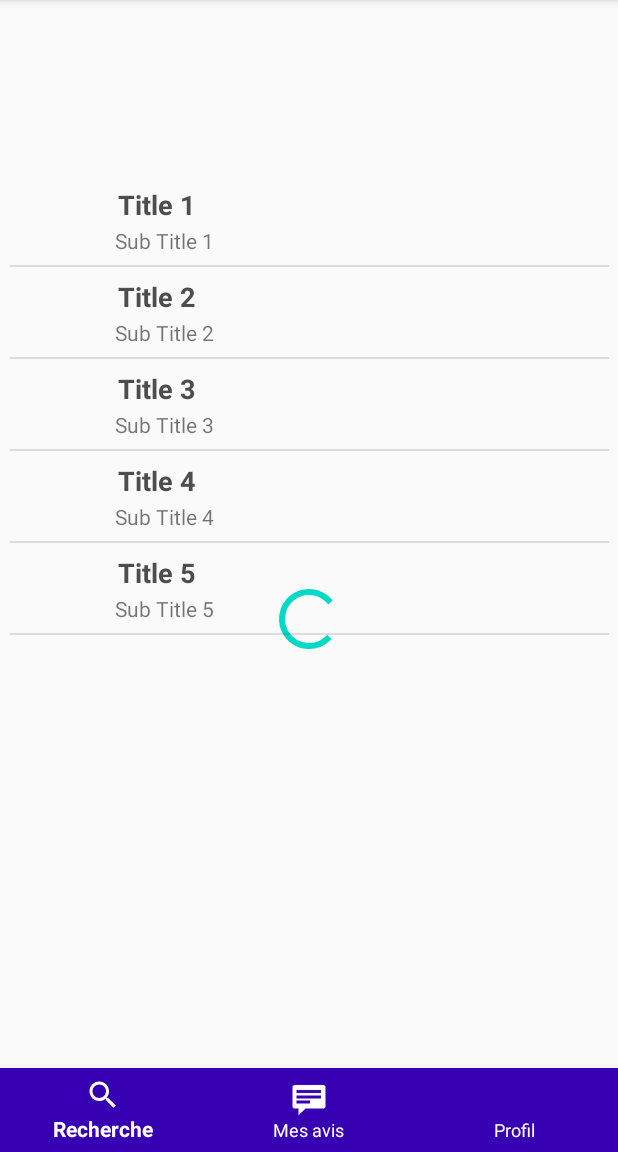
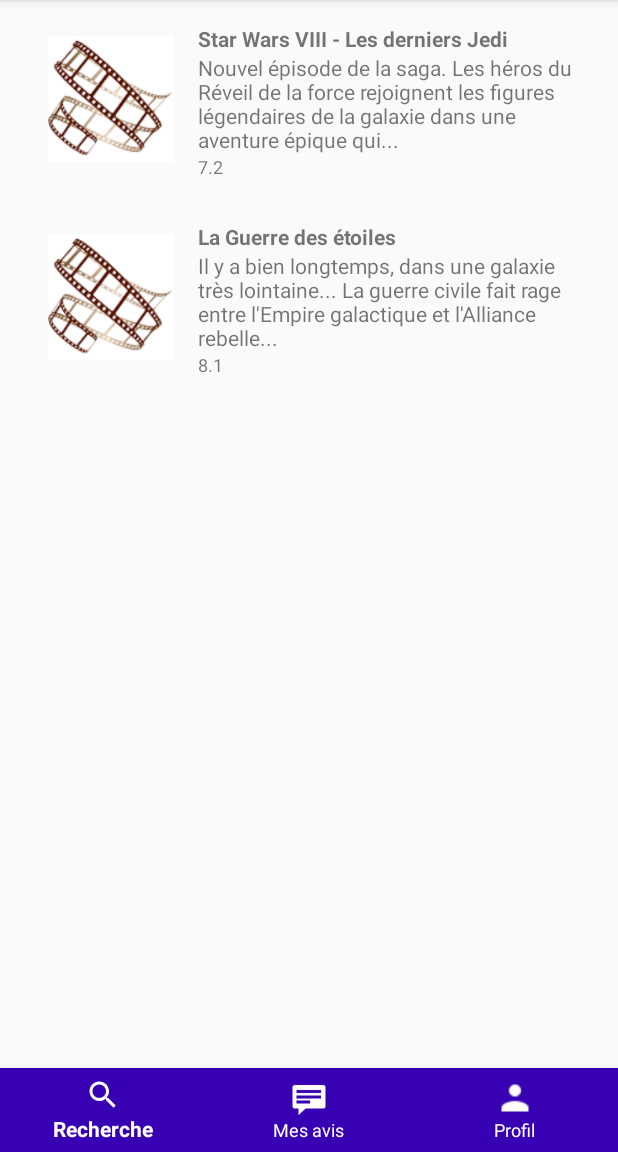
Before and after one commit to stephane-aze/MovieAdvisor, an Android app: the MainActivity screen opened directly, with no data from a screen before it, on a phone screen of 412 x 824 dp, the part 84-1236 px from its top. Run offline under Robolectric (Android 15) with nearby library versions, the phone set to English and light mode, and no system bars; 1 statement that could not run was skipped.

Commit message:
Ajout liste des films

```diff
--- a/app/src/main/java/com/masterAljAAR/films/ListViewFilm.kt
+++ b/app/src/main/java/com/masterAljAAR/films/ListViewFilm.kt
@@ -1,35 +1,60 @@
 package com.masterAljAAR.films
 import android.app.Activity
+import android.view.LayoutInflater
 import android.view.View
 import android.view.ViewGroup
 import android.widget.ArrayAdapter
 import android.widget.ImageView
 import android.widget.TextView
+import androidx.recyclerview.widget.RecyclerView
+import org.json.JSONArray
+import org.json.JSONObject
 
 
-class ListViewFilm(
-    private val context: Activity,
-    private val maintitle: Array<String>,
-    private val subtitle: Array<String>,
-    private val imgid: Array<Int>
-) :
-    ArrayAdapter<String?>(context, R.layout.mylist, maintitle) {
-    override fun getView(
-        position: Int,
-        view: View?,
-        parent: ViewGroup
-    ): View {
-        val inflater = context.layoutInflater
-        val rowView: View = inflater.inflate(R.layout.mylist, null, true)
-        val titleText = rowView.findViewById<View>(R.id.title) as TextView
-        val imageView =
-            rowView.findViewById<View>(R.id.icon) as ImageView
-        val subtitleText =
-            rowView.findViewById<View>(R.id.subtitle) as TextView
-        titleText.text = maintitle[position]
-        imageView.setImageResource(imgid[position])
-        subtitleText.text = subtitle[position]
-        return rowView
+class ListViewFilm(private val list: List<Movie>) :
+    RecyclerView.Adapter<MovieViewHolder>() {
+
+    override fun onCreateViewHolder(parent: ViewGroup,
+                                    viewType: Int): MovieViewHolder{
+        val inflater = LayoutInflater.from(parent.context)
+        return MovieViewHolder(inflater, parent)
+    }
+
+    // Replace the contents of a view (invoked by the layout manager)
+    override fun onBindViewHolder(holder: MovieViewHolder, position: Int) {
+        val movie: Movie = list[position]
+        holder.bind(movie)
+    }
+
+    // Return the size of your dataset (invoked by the layout manager)
+    override fun getItemCount(): Int = list.size
+
+
+}
+
+class MovieViewHolder(inflater: LayoutInflater, parent: ViewGroup) :
+    RecyclerView.ViewHolder(inflater.inflate(R.layout.mylist, parent, false)) {
+    private var mTitleView: TextView? = null
+    private var mDescriptionView: TextView? = null
+    private var mImageView: TextView? = null
+    private var mNoteView: TextView? = null
+
+
+    init {
+        mTitleView = itemView.findViewById(R.id.list_title)
+        mDescriptionView = itemView.findViewById(R.id.list_description)
+        //mImageView = itemView.findViewById(R.id.list_image)
+        mNoteView = itemView.findViewById(R.id.list_note)
+
+
+    }
+
+    fun bind(movie: Movie) {
+        mTitleView?.text = movie.title
+        mDescriptionView?.text = movie.description
+        //mImageView?.text = movie.image
+        mNoteView?.text = movie.note.toString()
+
     }
 
 }
--- a/app/src/main/java/com/masterAljAAR/films/MainActivity.kt
+++ b/app/src/main/java/com/masterAljAAR/films/MainActivity.kt
@@ -30,32 +30,21 @@ class MainActivity : AppCompatActivity() {
     lateinit var list: ListView
     private lateinit var preferenceHelper: PreferenceHelper
 
-    var maintitle = arrayOf(
-        "Title 1", "Title 2",
-        "Title 3", "Title 4",
-        "Title 5"
-    )
-
-    var subtitle = arrayOf(
-        "Sub Title 1", "Sub Title 2",
-        "Sub Title 3", "Sub Title 4",
-        "Sub Title 5"
-    )
-
-    var imgid = arrayOf<Int>(
-
-    )
     private val mOnNavigationItemSelectedListener = BottomNavigationView.OnNavigationItemSelectedListener {
             item->when(item.itemId){
                 R.id.app_bar_search -> {
                     replaceFragment(SearchFragment())
-                    println("Ok Search")
                     return@OnNavigationItemSelectedListener true
                 }
                 R.id.messages -> {
                     println("Ok feefe")
                     return@OnNavigationItemSelectedListener true
                 }
+                R.id.profiles -> {
+                    replaceFragment(ProfilesFragment())
+                    return@OnNavigationItemSelectedListener true
+                }
+
             }
         return@OnNavigationItemSelectedListener false
     }
@@ -67,12 +56,13 @@ class MainActivity : AppCompatActivity() {
         bottom_nav.setOnNavigationItemSelectedListener(mOnNavigationItemSelectedListener)
 
         preferenceHelper = PreferenceHelper(this)
+
         if (!preferenceHelper.getIsLogin()) {
             val intent = Intent(applicationContext, HomeActivity::class.java)
             startActivity(intent)
             finish()/**/
         }
-
+     /**/
 
     /*handler = Handler(Handler.Callback {
         if (isStarted) {
@@ -86,49 +76,8 @@ class MainActivity : AppCompatActivity() {
     })
 
     handler?.sendEmptyMessage(0)*/
+            replaceFragment(SearchFragment())
 
-val adapter = ListViewFilm(this, maintitle, subtitle, imgid)
-list = findViewById<View>(R.id.list) as ListView
-list.adapter = adapter
-
-
-list.onItemClickListener =
-    OnItemClickListener { parent, view, position, id ->
-        // TODO Auto-generated method stub
-        if (position == 0) {
-            //code specific to first list item
-            Toast.makeText(
-                applicationContext,
-                "Place Your First Option Code",
-                Toast.LENGTH_SHORT
-            ).show()
-        } else if (position == 1) {
-            //code specific to 2nd list item
-            Toast.makeText(
-                applicationContext,
-                "Place Your Second Option Code",
-                Toast.LENGTH_SHORT
-            ).show()
-        } else if (position == 2) {
-            Toast.makeText(
-                applicationContext,
-                "Place Your Third Option Code",
-                Toast.LENGTH_SHORT
-            ).show()
-        } else if (position == 3) {
-            Toast.makeText(
-                applicationContext,
-                "Place Your Forth Option Code",
-                Toast.LENGTH_SHORT
-            ).show()
-        } else if (position == 4) {
-            Toast.makeText(
-                applicationContext,
-                "Place Your Fifth Option Code",
-                Toast.LENGTH_SHORT
-            ).show()
-        }
-    }
     }
     private fun replaceFragment(fragment: Fragment){
     val fragmentTransaction = supportFragmentManager.beginTransaction()
@@ -146,19 +95,20 @@ return true
     override fun onOptionsItemSelected(item: MenuItem): Boolean {
         return when (item.itemId) {
             R.id.action_logout -> {
-            preferenceHelper.putIsLogin(false)
-            val intent = Intent(this, MainActivity::class.java)
-            intent.addFlags(Intent.FLAG_ACTIVITY_CLEAR_TASK or Intent.FLAG_ACTIVITY_NEW_TASK)
-            startActivity(intent)
-            finish()
+                    logout()
 
                 true
             }
             else -> super.onOptionsItemSelected(item)
         }
     }/**/
-/*override fun logout(menu: Menu?): Boolean{
-return false
-}*/
+     fun logout() {
+
+        preferenceHelper!!.putIsLogin(false)
+                val intent = Intent(applicationContext, MainActivity::class.java)
+                startActivity(intent)
+                finish()
 
     }
+
+}
--- a/app/src/main/java/com/masterAljAAR/films/SearchFragment.kt
+++ b/app/src/main/java/com/masterAljAAR/films/SearchFragment.kt
@@ -1,59 +1,77 @@
 package com.masterAljAAR.films
 
 import android.os.Bundle
-import androidx.fragment.app.Fragment
 import android.view.LayoutInflater
 import android.view.View
 import android.view.ViewGroup
+import androidx.fragment.app.Fragment
+import androidx.recyclerview.widget.LinearLayoutManager
+import androidx.recyclerview.widget.RecyclerView
+import org.json.JSONArray
+import org.json.JSONObject
+import kotlinx.android.synthetic.main.fragment_search.*
 
-// TODO: Rename parameter arguments, choose names that match
-// the fragment initialization parameters, e.g. ARG_ITEM_NUMBER
-private const val ARG_PARAM1 = "param1"
-private const val ARG_PARAM2 = "param2"
+data class Movie(val title: String, val description: String, val note: Double, val image: String )
 
-/**
- * A simple [Fragment] subclass.
- * Use the [SearchFragment.newInstance] factory method to
- * create an instance of this fragment.
- */
 class SearchFragment : Fragment() {
-    // TODO: Rename and change types of parameters
-    private var param1: String? = null
-    private var param2: String? = null
+
+    private lateinit var rootView: View
+    private lateinit var recyclerView: RecyclerView
+
+    private val nicCageMovies = listOf(
+        Movie("Star Wars VIII - Les derniers Jedi",
+            "Nouvel épisode de la saga. Les héros du Réveil de la force rejoignent les figures légendaires de la galaxie dans une aventure épique qui...",
+            7.2,""),
+        Movie("La Guerre des étoiles",
+            "Il y a bien longtemps, dans une galaxie très lointaine... La guerre civile fait rage entre l'Empire galactique et l'Alliance rebelle...",
+            8.1, "")
+
+    )
+     fun getData(): JSONArray {
+       val jsonArray: JSONArray = JSONArray("""[
+        {
+          id:181808,
+          vote_average:7.2,
+          title:"Star Wars VIII - Les derniers Jedi",
+          poster_path:"",
+          original_title:"Star Wars: The Last Jedi",
+          overview:"Nouvel épisode de la saga. Les héros du Réveil de la force rejoignent les figures légendaires de la galaxie dans une aventure épique qui révèle des secrets ancestraux sur la Force et entraîne de choquantes révélations sur le passé…",
+          release_date:"2017-12-13"
+        },
+        {
+          id:181809,
+          vote_average:8.1,
+          title:"La Guerre des étoiles",
+          poster_path:"",
+          original_title:"Star Wars",
+          overview:"Il y a bien longtemps, dans une galaxie très lointaine... La guerre civile fait rage entre l'Empire galactique et l'Alliance rebelle. Capturée par les troupes de choc de l'Empereur menées par le sombre et impitoyable Dark Vador, la princesse Leia Organa dissimule les plans de l’Étoile Noire, une station spatiale invulnérable, à son droïde R2-D2 avec pour mission de les remettre au Jedi Obi-Wan Kenobi. Accompagné de son fidèle compagnon, le droïde de protocole C-3PO, R2-D2 s'échoue sur la planète Tatooine et termine sa quête chez le jeune Luke Skywalker. Rêvant de devenir pilote mais confiné aux travaux de la ferme, ce dernier se lance à la recherche de ce mystérieux Obi-Wan Kenobi, devenu ermite au cœur des montagnes désertiques de Tatooine...",
+          release_date:"1977-05-25"
+        }
+    ]""")
+       return jsonArray
+    }
 
 override fun onCreate(savedInstanceState: Bundle?) {
    super.onCreate(savedInstanceState)
-        arguments?.let {
-            param1 = it.getString(ARG_PARAM1)
-            param2 = it.getString(ARG_PARAM2)
+   retainInstance = true
 }
-    }
-
 override fun onCreateView(
    inflater: LayoutInflater, container: ViewGroup?,
    savedInstanceState: Bundle?
 ): View? {
    // Inflate the layout for this fragment
    return inflater.inflate(R.layout.fragment_search, container, false)
+
+}
+override fun onViewCreated(view: View, savedInstanceState: Bundle?) {
+   super.onViewCreated(view, savedInstanceState)
+   listMoviesView.apply {
+       layoutManager = LinearLayoutManager(activity)
+       adapter = ListViewFilm(nicCageMovies)
+   }
 }
 
 companion object {
-        /**
-         * Use this factory method to create a new instance of
-         * this fragment using the provided parameters.
-         *
-         * @param param1 Parameter 1.
-         * @param param2 Parameter 2.
-         * @return A new instance of fragment SearchFragment.
-         */
-        // TODO: Rename and change types and number of parameters
-        @JvmStatic
-        fun newInstance(param1: String, param2: String) =
-            SearchFragment().apply {
-                arguments = Bundle().apply {
-                    putString(ARG_PARAM1, param1)
-                    putString(ARG_PARAM2, param2)
+   fun newInstance(): SearchFragment = SearchFragment()
 }
 }
-    }
-}
--- a/app/src/main/res/layout/activity_home.xml
+++ b/app/src/main/res/layout/activity_home.xml
@@ -65,14 +65,14 @@
         app:layout_constraintTop_toBottomOf="@+id/buttonLogin" />
 
     <Button
-        android:id="@+id/btnlogout"
-        android:text="@string/d_connexion"
+        android:id="@+id/btnTest"
         android:layout_width="wrap_content"
         android:layout_height="wrap_content"
         android:layout_marginBottom="60dp"
+        android:text="@string/d_connexion"
         app:layout_constraintBottom_toBottomOf="parent"
         app:layout_constraintEnd_toEndOf="parent"
-        app:layout_constraintHorizontal_bias="0.532"
+        app:layout_constraintHorizontal_bias="0.522"
         app:layout_constraintStart_toStartOf="parent" />
 
 </androidx.constraintlayout.widget.ConstraintLayout>
--- a/app/src/main/res/layout/activity_main.xml
+++ b/app/src/main/res/layout/activity_main.xml
@@ -17,6 +17,7 @@
         android:layout_height="0dp"
         android:layout_marginBottom="331dp"
         android:progressBackgroundTint="#FFFFFF"
+        android:visibility="invisible"
         app:layout_constraintBottom_toBottomOf="parent"
         app:layout_constraintEnd_toEndOf="parent"
         app:layout_constraintStart_toStartOf="parent" />
@@ -34,13 +35,6 @@
 
         android:layout_height="wrap_content" />
 
-    <ListView
-        android:id="@+id/list"
-        android:layout_width="399dp"
-        android:layout_height="595dp"
-        app:layout_constraintBottom_toTopOf="@+id/bottom_nav"
-        app:layout_constraintEnd_toEndOf="parent"
-        app:layout_constraintStart_toStartOf="parent" />
 
 
 </androidx.constraintlayout.widget.ConstraintLayout>
--- a/app/src/main/res/layout/fragment_search.xml
+++ b/app/src/main/res/layout/fragment_search.xml
@@ -1,15 +1,17 @@
 <?xml version="1.0" encoding="utf-8"?>
-<FrameLayout xmlns:android="http://schemas.android.com/apk/res/android"
+<LinearLayout xmlns:android="http://schemas.android.com/apk/res/android"
+    xmlns:app="http://schemas.android.com/apk/res-auto"
     xmlns:tools="http://schemas.android.com/tools"
     android:layout_width="match_parent"
     android:layout_height="match_parent"
     tools:context=".SearchFragment">
 
-    <!-- TODO: Update blank fragment layout -->
-    <TextView
+
+    <androidx.recyclerview.widget.RecyclerView
+        android:id="@+id/listMoviesView"
         android:layout_width="match_parent"
-        android:layout_height="wrap_content"
-        android:textSize="214sp"
-        android:text="@string/hello_blank_fragment" />
+        android:layout_height="match_parent">
 
-</FrameLayout>
+    </androidx.recyclerview.widget.RecyclerView>
+
+</LinearLayout>
--- a/app/src/main/res/layout/mylist.xml
+++ b/app/src/main/res/layout/mylist.xml
@@ -1,35 +1,51 @@
 <?xml version="1.0" encoding="utf-8"?>
-<LinearLayout xmlns:android="http://schemas.android.com/apk/res/android"
+<LinearLayout xmlns:app="http://schemas.android.com/apk/res-auto"
     android:layout_width="match_parent"
-    android:layout_height="match_parent"
-    android:orientation="horizontal" >
+    android:layout_height="wrap_content"
+    android:orientation="horizontal"
+    android:layout_gravity="center_horizontal"
+    android:padding="16dp"
+    xmlns:android="http://schemas.android.com/apk/res/android">
 
-    <ImageView
-        android:id="@+id/icon"
-        android:layout_width="60dp"
-        android:layout_height="60dp"
-        android:padding="5dp" />
+    <LinearLayout
+        android:layout_width="100dp"
+        android:layout_height="wrap_content"
+        android:orientation="horizontal">
 
-    <LinearLayout android:layout_width="wrap_content"
-        android:layout_height="wrap_content"
+        <ImageView
+            android:id="@+id/list_image"
+            android:layout_width="match_parent"
+            android:layout_height="match_parent"
+            android:paddingLeft="16dp"
+            app:srcCompat="@drawable/bobine_film" />
+    </LinearLayout>
+    <LinearLayout
+        android:layout_width="match_parent"
+        android:layout_height="match_parent"
         android:orientation="vertical">
+        <TextView
+            android:id="@+id/list_title"
+            android:layout_width="wrap_content"
+            android:layout_height="wrap_content"
+            android:layout_gravity="left"
+            android:paddingLeft="16dp"
+            android:textStyle="bold"/>
 
         <TextView
-            android:id="@+id/title"
-            android:layout_width="wrap_content"
+            android:id="@+id/list_description"
+            android:layout_width="match_parent"
             android:layout_height="wrap_content"
-            android:text="Medium Text"
-            android:textStyle="bold"
-            android:textAppearance="?android:attr/textAppearanceMedium"
-            android:layout_marginLeft="10dp"
-            android:layout_marginTop="5dp"
-            android:padding="2dp"
-            android:textColor="#4d4d4d" />
+            android:layout_gravity="left"
+            android:paddingLeft="16dp" />
+
+
         <TextView
-            android:id="@+id/subtitle"
-            android:layout_width="wrap_content"
-            android:layout_height="wrap_content"
-            android:text="TextView"
-            android:layout_marginLeft="10dp"/>
+            android:id="@+id/list_note"
+            android:layout_width="47dp"
+            android:layout_height="30dp"
+            android:layout_gravity="left"
+            android:paddingLeft="16dp"
+            android:textSize="12sp" />
     </LinearLayout>
+
 </LinearLayout>
--- a/app/src/main/res/menu/bottom_navigation_items.xml
+++ b/app/src/main/res/menu/bottom_navigation_items.xml
@@ -6,13 +6,15 @@
         android:id="@+id/app_bar_search"
         android:icon="@drawable/ic_search_black_24dp"
         android:title="@string/search"
+        android:state_pressed="true"
         app:actionViewClass="android.widget.SearchView" />
     <item
         android:id="@+id/messages"
         android:icon="@android:drawable/stat_notify_chat"
         android:title="@string/messages" />
     <item
-        android:id="@+id/profil"
+        android:id="@+id/profiles"
+        android:icon="@drawable/icon_user"
         android:title="@string/profiles" />
 
 </menu>
--- a/build.gradle
+++ b/build.gradle
@@ -1,7 +1,7 @@
 // Top-level build file where you can add configuration options common to all sub-projects/modules.
 
 buildscript {
-    ext.kotlin_version = '1.3.61'
+    ext.kotlin_version = '1.3.72'
     repositories {
         google()
         jcenter()
@@ -9,7 +9,7 @@ buildscript {
 
     }
     dependencies {
-        classpath 'com.android.tools.build:gradle:3.6.2'
+        classpath 'com.android.tools.build:gradle:3.6.3'
         classpath "org.jetbrains.kotlin:kotlin-gradle-plugin:$kotlin_version"
         classpath 'com.google.gms:google-services:4.3.3'
 
```
Also changed, not shown: app/build.gradle (+10 -1 lines), app/src/main/java/com/masterAljAAR/films/HomeActivity.kt (+7 -26 lines), app/src/main/java/com/masterAljAAR/films/ProfilesFragment.kt (+25 -4 lines), app/src/main/res/layout/my_list_view.xml (added, +37 -0 lines), app/src/main/res/layout/profiles_view.xml (+11 -8 lines), app/src/main/res/drawable/bobine_film.png (added), app/src/main/res/drawable/icon_user.png (added). Lines whose indentation alone changed are shown as unchanged.
